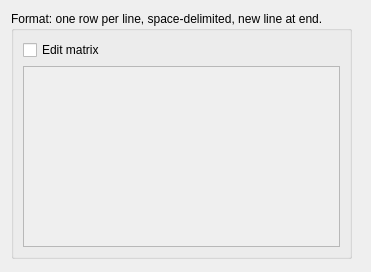
The window that src/Interface/Modules/Math/CreateMatrix.ui (SCIInstitute/SCIRun) describes before a commit, drawn with Qt 5.
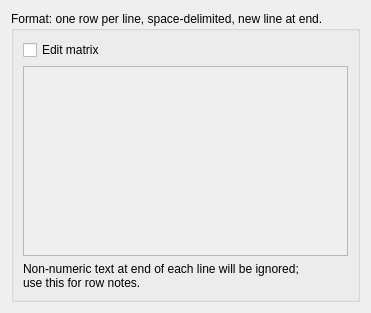
The same window after the commit.

Commit message: Add note about quirky matrix-row labeling

```diff
--- a/src/Interface/Modules/Math/CreateMatrix.ui
+++ b/src/Interface/Modules/Math/CreateMatrix.ui
@@ -7,7 +7,7 @@
     <x>0</x>
     <y>0</y>
     <width>371</width>
-    <height>272</height>
+    <height>313</height>
    </rect>
   </property>
   <property name="sizePolicy">
@@ -19,21 +19,15 @@
   <property name="minimumSize">
    <size>
     <width>371</width>
-    <height>255</height>
+    <height>313</height>
    </size>
   </property>
   <property name="windowTitle">
    <string>Dialog</string>
   </property>
+  <layout class="QGridLayout" name="gridLayout_2">
+   <item row="0" column="0">
   <widget class="QGroupBox" name="groupBox">
-   <property name="geometry">
-    <rect>
-     <x>11</x>
-     <y>11</y>
-     <width>341</width>
-     <height>248</height>
-    </rect>
-   </property>
    <property name="minimumSize">
     <size>
      <width>341</width>
@@ -44,13 +38,6 @@
     <string>Format: one row per line, space-delimited, new line at end.</string>
    </property>
    <layout class="QGridLayout" name="gridLayout">
-    <item row="0" column="0">
-     <widget class="QCheckBox" name="editCheckBox_">
-      <property name="text">
-       <string>Edit matrix</string>
-      </property>
-     </widget>
-    </item>
     <item row="1" column="0">
      <widget class="QPlainTextEdit" name="matrixTextEdit_">
       <property name="enabled">
@@ -58,8 +45,25 @@
       </property>
      </widget>
     </item>
-   </layout>
-  </widget>
+      <item row="0" column="0">
+       <widget class="QCheckBox" name="editCheckBox_">
+        <property name="text">
+         <string>Edit matrix</string>
+        </property>
+       </widget>
+      </item>
+      <item row="2" column="0">
+       <widget class="QLabel" name="label">
+        <property name="text">
+         <string>Non-numeric text at end of each line will be ignored; 
+use this for row notes.</string>
+        </property>
+       </widget>
+      </item>
+     </layout>
+    </widget>
+   </item>
+  </layout>
  </widget>
  <resources/>
  <connections>
```
Lines whose indentation alone changed are shown as unchanged. The commit also changes 1 other file.
